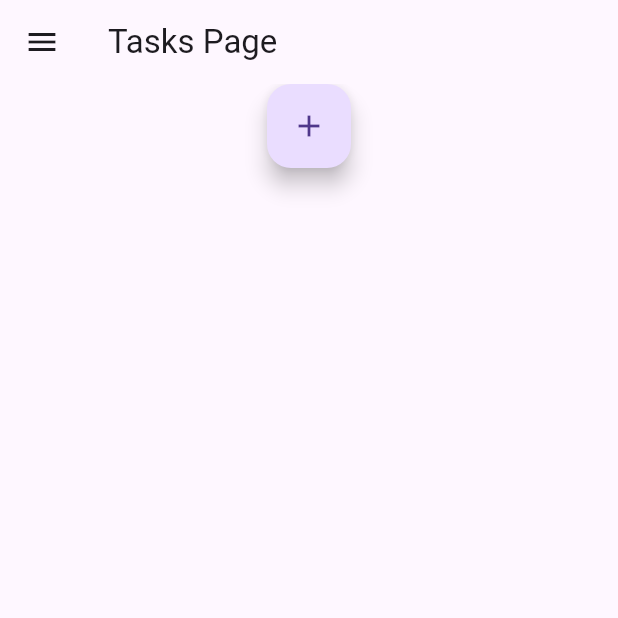
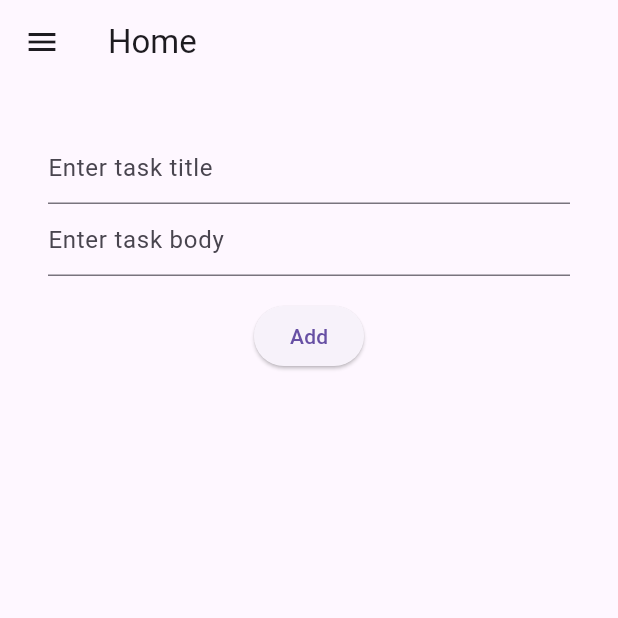
Before and after one commit to Hidekazoo/crudzoo_flutter_web, a Flutter app: the screen it shows after launch, on a phone screen of 412 x 824 dp, the top half of it. Run offline on Flutter 3.47's test engine with Material 2 defaults, Android fonts, the phone set to English and light mode, and no system bars; our stand-ins replace equatable, go_router, hooks_riverpod.

Commit message:
add homepage & add task feature

```diff
--- a/lib/main.dart
+++ b/lib/main.dart
@@ -2,6 +2,7 @@ import 'package:crudzoo_flutter_web/api/health_check.dart';
 import 'package:crudzoo_flutter_web/container.dart';
 import 'package:crudzoo_flutter_web/presenter/tasks_presenter.dart';
 import 'package:crudzoo_flutter_web/view/pages/health_check.dart';
+import 'package:crudzoo_flutter_web/view/pages/home.dart';
 import 'package:crudzoo_flutter_web/view/pages/tasks.dart';
 import 'package:crudzoo_flutter_web/view/state/tasks.dart';
 import 'package:flutter/material.dart';
@@ -129,13 +130,13 @@ class MyApp extends ConsumerWidget {
       GoRoute(
         path: '/',
         builder: (BuildContext context, GoRouterState state) {
-          return TaskPageView();
+          return const HomePage();
         },
       ),
       GoRoute(
         path: '/tasks',
         builder: (BuildContext context, GoRouterState state) {
-          return TaskPageView();
+          return const TaskPageView();
         },
       ),
       GoRoute(
--- a/lib/view/components/ListItem.dart
+++ b/lib/view/components/ListItem.dart
@@ -26,7 +26,7 @@ class ListItem extends StatelessWidget {
             .map((element) => Card(
                   child: ExpansionTile(
                     title: Text(element.subject),
-                    subtitle: const Text("タイトルに対する何かの表記"),
+                    subtitle: const Text("サブタイトル"),
                     leading: const Icon(Icons.import_contacts_sharp),
                     controlAffinity: ListTileControlAffinity.trailing,
                     children: <Widget>[
--- /dev/null
+++ b/lib/view/components/add_task.dart
@@ -0,0 +1,88 @@
+import 'package:flutter/material.dart';
+
+class AddTaskForm extends StatefulWidget {
+  const AddTaskForm({super.key});
+
+  @override
+  AddTaskFormState createState() {
+    return AddTaskFormState();
+  }
+}
+
+class AddTaskFormState extends State<AddTaskForm> {
+  final _formKey = GlobalKey<FormState>();
+
+  final titleController = TextEditingController();
+  final bodyController = TextEditingController();
+
+  @override
+  void dispose() {
+    titleController.dispose();
+    bodyController.dispose();
+    super.dispose();
+  }
+
+  @override
+  Widget build(BuildContext context) {
+    return Form(
+        key: _formKey,
+        child: Container(
+            padding: const EdgeInsets.all(32),
+            child: ConstrainedBox(
+                constraints: const BoxConstraints(maxWidth: 620),
+                child: Center(
+                    child: Column(
+                  crossAxisAlignment: CrossAxisAlignment.center,
+                  children: <Widget>[
+                    TextFormField(
+                      controller: titleController,
+                      decoration:
+                          const InputDecoration(hintText: 'Enter task title'),
+                      validator: (String? value) {
+                        if (value == null || value.isEmpty) {
+                          return 'Please enter some text';
+                        }
+                        return null;
+                      },
+                    ),
+                    TextFormField(
+                      controller: bodyController,
+                      decoration:
+                          const InputDecoration(hintText: 'Enter task body'),
+                      validator: (String? value) {
+                        if (value == null || value.isEmpty) {
+                          return 'Please enter some text';
+                        }
+                        return null;
+                      },
+                    ),
+                    Padding(
+                      padding: const EdgeInsets.symmetric(vertical: 16.0),
+                      child: ElevatedButton(
+                        onPressed: () {
+                          if (_formKey.currentState!.validate()) {
+                            final messenger = ScaffoldMessenger.of(context);
+                            ScaffoldMessenger.of(context).showMaterialBanner(
+                              MaterialBanner(
+                                  content: const Text('Processing Data'),
+                                  leading: const Icon(Icons.info, color: Colors.white),
+                                  backgroundColor: Colors.blueAccent,
+                                  actions: [
+                                    TextButton(
+                                      child: const Text('hide'),
+                                      onPressed: () {
+                                        messenger.hideCurrentMaterialBanner();
+                                      },
+                                    ),
+                                  ]
+                              ),
+                            );
+                          }
+                        },
+                        child: const Text('Add'),
+                      ),
+                    )
+                  ],
+                )))));
+  }
+}
--- a/lib/view/components/base_layout.dart
+++ b/lib/view/components/base_layout.dart
@@ -29,6 +29,13 @@ class BaseLayout extends StatelessWidget {
               // Builder(builder: (BuildContext context) {
               //   return
               ListTile(
+                  title: const Text('Home'),
+                  onTap: () {
+                    context.go('/');
+                    // Navigator.push(context, MaterialPageRoute(
+                    //     builder: (context) => const TasksPage()));
+                  }),
+              ListTile(
                   title: const Text('Tasks'),
                   onTap: () {
                     context.go('/tasks');
--- a/lib/view/pages/health_check.dart
+++ b/lib/view/pages/health_check.dart
@@ -1,6 +1,6 @@
 import 'package:crudzoo_flutter_web/main.dart';
 import 'package:crudzoo_flutter_web/view/components/base_layout.dart';
-import 'package:flutter/cupertino.dart';
+import 'package:flutter/material.dart';
 
 class HealthCheckPage extends StatelessWidget {
   const HealthCheckPage({super.key});
--- /dev/null
+++ b/lib/view/pages/home.dart
@@ -0,0 +1,15 @@
+
+
+import 'package:crudzoo_flutter_web/view/components/add_task.dart';
+import 'package:crudzoo_flutter_web/view/components/base_layout.dart';
+import 'package:flutter/material.dart';
+
+class HomePage extends StatelessWidget {
+  const HomePage({super.key});
+
+  @override
+  Widget build(BuildContext context) {
+    return BaseLayout(title: 'Home', body: AddTaskForm());
+  }
+
+}
```
